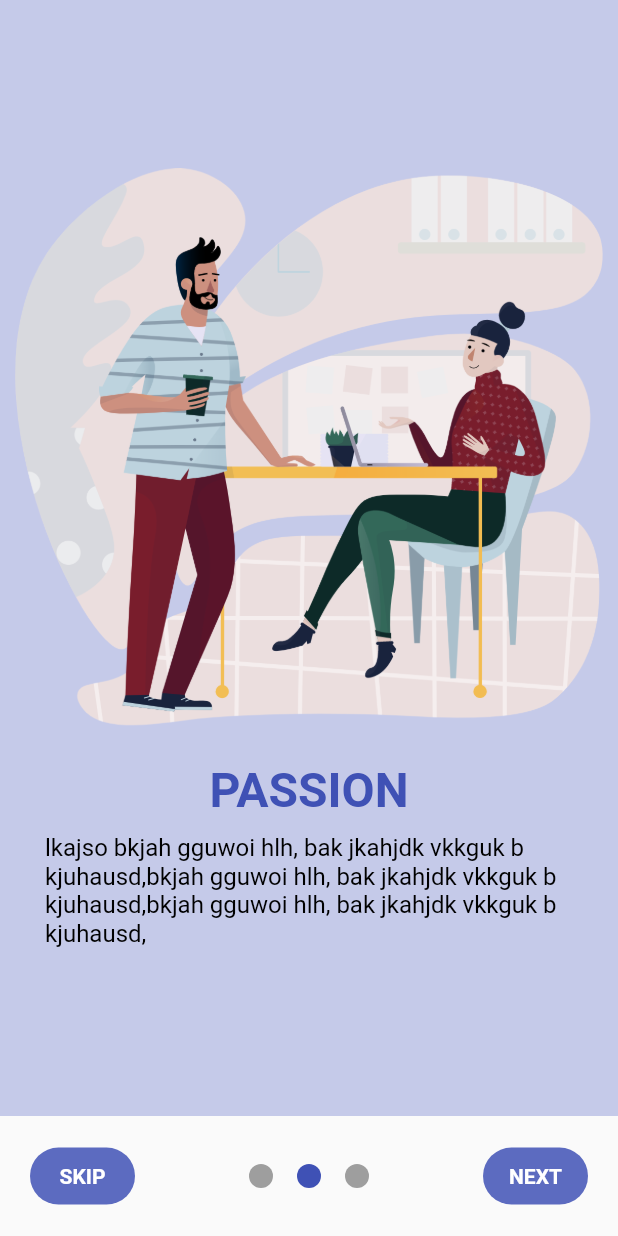
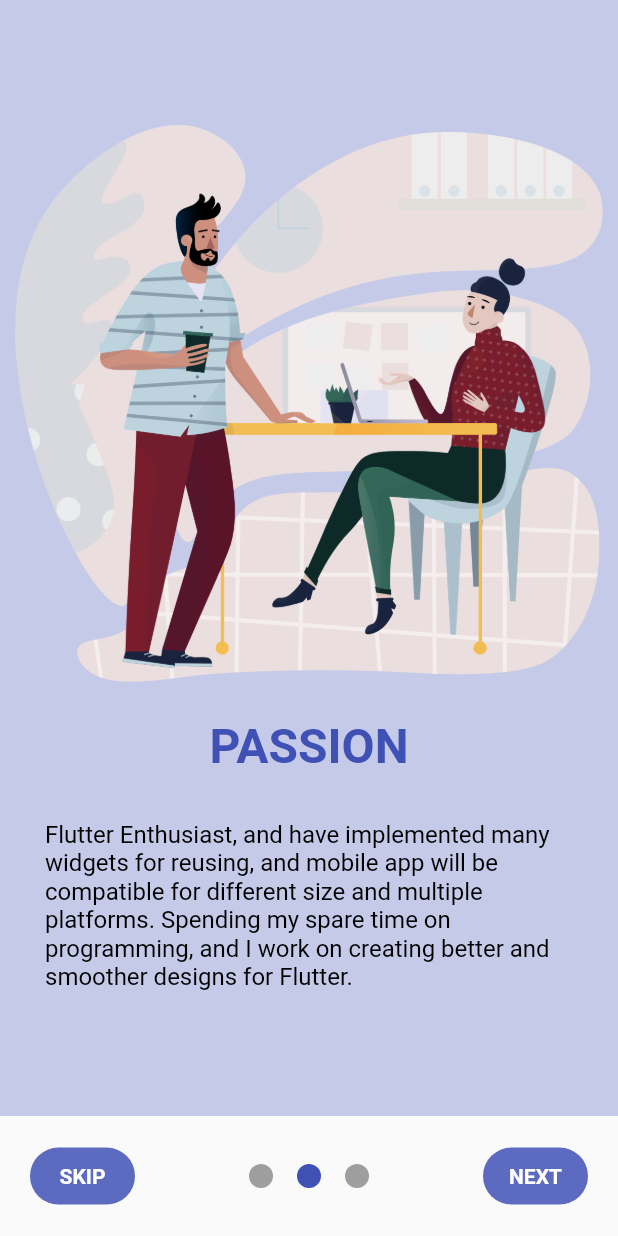
Before and after one commit to JiexinLee/blog, a Flutter app: the screen it shows after launch, swiped to page 2, on a phone screen of 412 x 824 dp. Run offline on Flutter 3.47's test engine with Material 2 defaults, Android fonts, the phone set to English and light mode, and no system bars; drawn by our look-alikes of smooth_page_indicator; our stand-ins replace flutter_svg, font_awesome_flutter, get, shared_preferences, webview_flutter.

Commit message:
update some changes

```diff
--- /dev/null
+++ b/lib/constants/text.dart
@@ -0,0 +1,8 @@
+class IntroText {
+  static const String firstPageIntro =
+      "I am a passionate person for new trend technology, and a fast learner about Flutter. I possess excellent problem-solving capabilities. I can manage a significant work load in developing environment.";
+  static const String secondPageIntro =
+      "Flutter Enthusiast, and have implemented many widgets for reusing, and mobile app will be compatible for different size and multiple platforms. Spending my spare time on programming, and I work on creating better and smoother designs for Flutter.";
+  static const String lastPageIntro =
+      "Also, I am proficient in different tech stacks like Javascript, HTML, CSS, React.js, React Native etc. I believe you will quickly see more than a positive return on the investment.";
+}
--- a/lib/pages/me/me.dart
+++ b/lib/pages/me/me.dart
@@ -43,8 +43,8 @@
         children: [
           buildTop(),
           buildContent(),
-          const Divider(),
-          buildChipsPanel(),
+          // const Divider(),
+          // buildChipsPanel(),
           const SizedBox(height: 20),
           Container(
             alignment: Alignment.center,
@@ -196,7 +196,7 @@
         ),
         child: const FittedBox(
           child: Text(
-            "<  SPLASH",
+            "Go To WELCOME",
             style: TextStyle(
               fontSize: 21,
               color: Colors.white,
--- a/lib/pages/welcome/welcome.dart
+++ b/lib/pages/welcome/welcome.dart
@@ -1,4 +1,5 @@
 import 'package:flutter/material.dart';
+import 'package:flutter_abnhelper/constants/text.dart';
 import 'package:flutter_abnhelper/main.dart';
 import 'package:flutter_abnhelper/widgets/welcome.dart';
 import 'package:get/get.dart';
@@ -17,8 +18,6 @@
   var isLoading = false;
   var isLastPage = false;
   var pageCount = 3;
-  final testText =
-      "lkajso bkjah gguwoi hlh, bak jkahjdk vkkguk b kjuhausd,bkjah gguwoi hlh, bak jkahjdk vkkguk b kjuhausd,bkjah gguwoi hlh, bak jkahjdk vkkguk b kjuhausd,";
   @override
   void dispose() {
     controller.dispose();
@@ -42,19 +41,19 @@
               title: "JIEXIN LI",
               color: Colors.amber.shade100,
               urlImage: "assets/images/business.png",
-              subtitle: testText,
+              subtitle: IntroText.firstPageIntro,
             ),
             buildWelcomePage(
               title: "PASSION",
               color: Colors.indigo.shade100,
               urlImage: "assets/images/working.png",
-              subtitle: testText,
+              subtitle: IntroText.secondPageIntro,
             ),
             buildWelcomePage(
               title: "MOBILE DEV",
               color: Colors.lime.shade100,
               urlImage: "assets/images/taxation.png",
-              subtitle: testText,
+              subtitle: IntroText.lastPageIntro,
             ),
           ],
         ),
@@ -104,7 +103,8 @@
                       borderRadius: BorderRadius.circular(20),
                     ),
                     child: TextButton(
-                      onPressed: () => Get.offAll(const MyHomePage(title: "Jiexin Li")),
+                      onPressed: () =>
+                          Get.offAll(const MyHomePage(title: "Jiexin Li")),
                       child: const Text(
                         "SKIP",
                         style: TextStyle(
--- a/lib/widgets/welcome.dart
+++ b/lib/widgets/welcome.dart
@@ -29,7 +29,7 @@
             ),
           ),
           const SizedBox(
-            height: 10,
+            height: 30,
           ),
           Container(
             padding: const EdgeInsets.symmetric(horizontal: 20.0),
--- a/pubspec.yaml
+++ b/pubspec.yaml
@@ -77,6 +77,7 @@
   assets:
       - assets/images/
       - assets/svg/
+      - assets/
   #   - images/a_dot_burr.jpeg
   #   - images/a_dot_ham.jpeg
 
```
